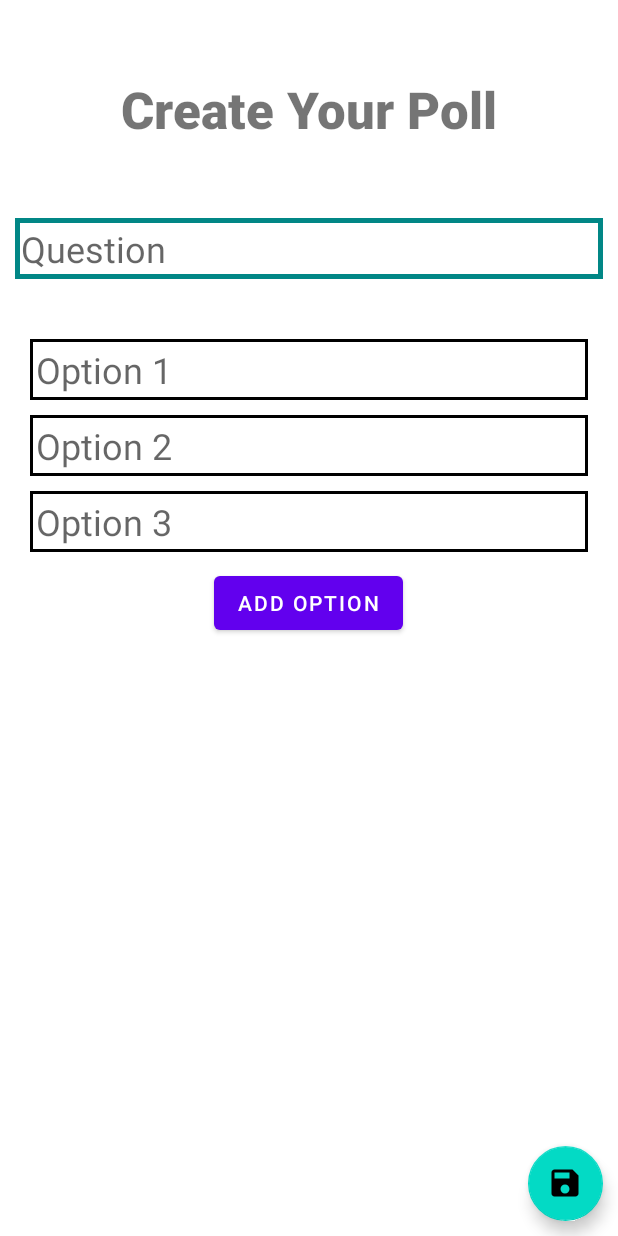
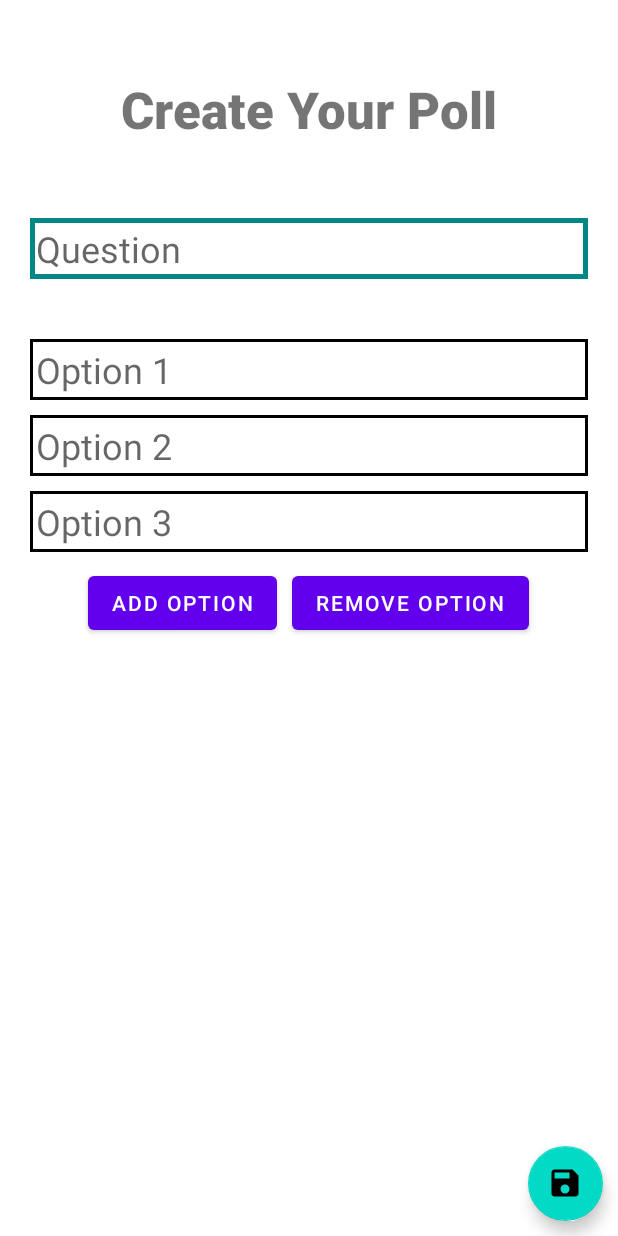
Before and after one commit to rahuladlakha/voting-app, an Android app: the NewPollActivity screen opened directly, with no data from a screen before it, after a tap on "ADD OPTION", on a phone screen of 412 x 824 dp. Run offline under Robolectric (Android 15) with nearby library versions, the light colour scheme and no system bars.

Commit message:
Added removeOptionButton in newPollActivity. Also made a few improvements in the previous layout of newPollActivity.

```diff
--- a/app/src/main/java/com/rahul/votingapp/NewPollActivity.java
+++ b/app/src/main/java/com/rahul/votingapp/NewPollActivity.java
@@ -13,7 +13,7 @@ import android.widget.EditText;
 import android.widget.Toast;
 
 public class NewPollActivity extends AppCompatActivity {
-    Button btnAddOption;
+    Button btnAddOption, btnRemoveOption;
     EditText Option[] = new EditText[11];
     Integer optionCount = 2;
 
@@ -23,6 +23,7 @@ public class NewPollActivity extends AppCompatActivity {
         setContentView(R.layout.activity_new_poll);
         getSupportActionBar().hide();
         btnAddOption = findViewById(R.id.btnAddOption);
+        btnRemoveOption = findViewById(R.id.btnRemoveOption);
         Option[1] = findViewById(R.id.eTOption1);
         Option[2] = findViewById(R.id.eTOption2);
         Option[3] = findViewById(R.id.eTOption3);
@@ -36,11 +37,18 @@ public class NewPollActivity extends AppCompatActivity {
         btnAddOption.setOnClickListener(new View.OnClickListener() {
             @Override
             public void onClick(View view) {
-                if (++optionCount > 10){
-                    Toast.makeText(NewPollActivity.this, "A maximum of 10 options are allowed !", Toast.LENGTH_SHORT).show();
-                    return;
-                }
-                Option[optionCount].setVisibility(View.VISIBLE);
+                Option[++optionCount].setVisibility(View.VISIBLE);
+                if (optionCount > 2) btnRemoveOption.setEnabled(true);
+                if (optionCount >= 10) btnAddOption.setEnabled(false);
+            }
+        });
+        btnRemoveOption.setOnClickListener(new View.OnClickListener() {
+            @Override
+            public void onClick(View view) {
+                Option[optionCount--].setVisibility(View.GONE);
+                if (optionCount < 10) btnAddOption.setEnabled(true);
+                if (optionCount <= 2) btnRemoveOption.setEnabled(false);
+
             }
         });
         findViewById(R.id.fabSavePoll).setOnClickListener(new View.OnClickListener() {
--- a/app/src/main/res/layout/activity_new_poll.xml
+++ b/app/src/main/res/layout/activity_new_poll.xml
@@ -24,11 +24,14 @@
         android:layout_width="match_parent"
         android:layout_height="wrap_content"
         android:layout_marginHorizontal="10dp"
+        android:layout_marginStart="20dp"
         android:layout_marginTop="50dp"
+        android:layout_marginEnd="20dp"
         android:background="@drawable/edittext_layout"
         android:ems="10"
         android:hint="Question"
-        android:inputType="textPersonName"
+        android:inputType="textMultiLine"
+        android:maxLines="4"
         android:padding="4dp"
         android:textSize="24sp"
         app:layout_constraintEnd_toEndOf="parent"
@@ -37,6 +40,7 @@
         app:layout_constraintTop_toBottomOf="@+id/textView" />
 
     <ScrollView
+        android:id="@+id/scrollView2"
         android:layout_width="match_parent"
         android:layout_height="0dp"
         android:layout_margin="10dp"
@@ -60,13 +64,13 @@
                 android:layout_width="match_parent"
                 android:layout_height="wrap_content"
                 android:layout_marginBottom="10dp"
+                android:background="@drawable/edittext_layout"
                 android:ems="10"
                 android:hint="Option 1"
+                android:inputType="textPersonName"
                 android:padding="4dp"
+                android:tag="1"
                 android:textSize="24sp"
-                android:background="@drawable/edittext_layout"
-                android:inputType="textPersonName"
-                android:tag="1"
                 app:layout_constraintEnd_toEndOf="parent"
                 app:layout_constraintHorizontal_bias="0.5"
                 app:layout_constraintStart_toStartOf="parent" />
@@ -76,13 +80,13 @@
                 android:layout_width="match_parent"
                 android:layout_height="wrap_content"
                 android:layout_marginBottom="10dp"
+                android:background="@drawable/edittext_layout"
                 android:ems="10"
                 android:hint="Option 2"
+                android:inputType="textPersonName"
                 android:padding="4dp"
+                android:tag="2"
                 android:textSize="24sp"
-                android:background="@drawable/edittext_layout"
-                android:inputType="textPersonName"
-                android:tag="2"
                 app:layout_constraintEnd_toEndOf="parent"
                 app:layout_constraintHorizontal_bias="0.5"
                 app:layout_constraintStart_toStartOf="parent" />
@@ -92,13 +96,13 @@
                 android:layout_width="match_parent"
                 android:layout_height="wrap_content"
                 android:layout_marginBottom="10dp"
+                android:background="@drawable/edittext_layout"
                 android:ems="10"
                 android:hint="Option 3"
+                android:inputType="textPersonName"
                 android:padding="4dp"
+                android:tag="3"
                 android:textSize="24sp"
-                android:background="@drawable/edittext_layout"
-                android:inputType="textPersonName"
-                android:tag="3"
                 android:visibility="gone"
                 app:layout_constraintEnd_toEndOf="parent"
                 app:layout_constraintHorizontal_bias="0.5"
@@ -109,13 +113,13 @@
                 android:layout_width="match_parent"
                 android:layout_height="wrap_content"
                 android:layout_marginBottom="10dp"
+                android:background="@drawable/edittext_layout"
                 android:ems="10"
                 android:hint="Option 4"
+                android:inputType="textPersonName"
                 android:padding="4dp"
+                android:tag="4"
                 android:textSize="24sp"
-                android:background="@drawable/edittext_layout"
-                android:inputType="textPersonName"
-                android:tag="4"
                 android:visibility="gone"
                 app:layout_constraintEnd_toEndOf="parent"
                 app:layout_constraintHorizontal_bias="0.5"
@@ -126,13 +130,13 @@
                 android:layout_width="match_parent"
                 android:layout_height="wrap_content"
                 android:layout_marginBottom="10dp"
+                android:background="@drawable/edittext_layout"
                 android:ems="10"
                 android:hint="Option 5"
+                android:inputType="textPersonName"
                 android:padding="4dp"
+                android:tag="5"
                 android:textSize="24sp"
-                android:background="@drawable/edittext_layout"
-                android:inputType="textPersonName"
-                android:tag="5"
                 android:visibility="gone"
                 app:layout_constraintEnd_toEndOf="parent"
                 app:layout_constraintHorizontal_bias="0.5"
@@ -143,13 +147,13 @@
                 android:layout_width="match_parent"
                 android:layout_height="wrap_content"
                 android:layout_marginBottom="10dp"
+                android:background="@drawable/edittext_layout"
                 android:ems="10"
                 android:hint="Option 6"
+                android:inputType="textPersonName"
                 android:padding="4dp"
+                android:tag="6"
                 android:textSize="24sp"
-                android:background="@drawable/edittext_layout"
-                android:inputType="textPersonName"
-                android:tag="6"
                 android:visibility="gone"
                 app:layout_constraintEnd_toEndOf="parent"
                 app:layout_constraintHorizontal_bias="0.5"
@@ -160,13 +164,13 @@
                 android:layout_width="match_parent"
                 android:layout_height="wrap_content"
                 android:layout_marginBottom="10dp"
+                android:background="@drawable/edittext_layout"
                 android:ems="10"
                 android:hint="Option 7"
+                android:inputType="textPersonName"
                 android:padding="4dp"
+                android:tag="7"
                 android:textSize="24sp"
-                android:background="@drawable/edittext_layout"
-                android:inputType="textPersonName"
-                android:tag="7"
                 android:visibility="gone"
                 app:layout_constraintEnd_toEndOf="parent"
                 app:layout_constraintHorizontal_bias="0.5"
@@ -177,13 +181,13 @@
                 android:layout_width="match_parent"
                 android:layout_height="wrap_content"
                 android:layout_marginBottom="10dp"
+                android:background="@drawable/edittext_layout"
                 android:ems="10"
                 android:hint="Option 8"
+                android:inputType="textPersonName"
                 android:padding="4dp"
+                android:tag="8"
                 android:textSize="24sp"
-                android:background="@drawable/edittext_layout"
-                android:inputType="textPersonName"
-                android:tag="8"
                 android:visibility="gone"
                 app:layout_constraintEnd_toEndOf="parent"
                 app:layout_constraintHorizontal_bias="0.5"
@@ -194,13 +198,13 @@
                 android:layout_width="match_parent"
                 android:layout_height="wrap_content"
                 android:layout_marginBottom="10dp"
+                android:background="@drawable/edittext_layout"
                 android:ems="10"
                 android:hint="Option 9"
+                android:inputType="textPersonName"
                 android:padding="4dp"
+                android:tag="9"
                 android:textSize="24sp"
-                android:background="@drawable/edittext_layout"
-                android:inputType="textPersonName"
-                android:tag="9"
                 android:visibility="gone"
                 app:layout_constraintEnd_toEndOf="parent"
                 app:layout_constraintHorizontal_bias="0.5"
@@ -211,22 +215,29 @@
                 android:layout_width="match_parent"
                 android:layout_height="wrap_content"
                 android:layout_marginBottom="10dp"
+                android:background="@drawable/edittext_layout"
                 android:ems="10"
                 android:hint="Option 10"
+                android:inputType="textPersonName"
                 android:padding="4dp"
+                android:tag="10"
                 android:textSize="24sp"
-                android:background="@drawable/edittext_layout"
-                android:inputType="textPersonName"
-                android:tag="10"
                 android:visibility="gone"
                 app:layout_constraintEnd_toEndOf="parent"
                 app:layout_constraintHorizontal_bias="0.5"
                 app:layout_constraintStart_toStartOf="parent" />
 
+            <LinearLayout
+                android:layout_width="match_parent"
+                android:layout_height="match_parent"
+                android:gravity="center_horizontal"
+                android:orientation="horizontal">
+
                 <Button
                     android:id="@+id/btnAddOption"
                     android:layout_width="wrap_content"
                     android:layout_height="wrap_content"
+                    android:layout_marginRight="10dp"
                     android:layout_marginBottom="10dp"
                     android:text="Add Option"
                     app:layout_constraintBottom_toBottomOf="parent"
@@ -234,6 +245,20 @@
                     app:layout_constraintHorizontal_bias="0.5"
                     app:layout_constraintStart_toStartOf="parent"
                     app:layout_constraintTop_toBottomOf="@+id/linearLayout" />
+
+                <Button
+                    android:id="@+id/btnRemoveOption"
+                    android:layout_width="wrap_content"
+                    android:layout_height="wrap_content"
+                    android:layout_marginBottom="10dp"
+                    android:enabled="false"
+                    android:text="Remove Option"
+                    app:layout_constraintBottom_toBottomOf="parent"
+                    app:layout_constraintEnd_toEndOf="parent"
+                    app:layout_constraintHorizontal_bias="0.5"
+                    app:layout_constraintStart_toStartOf="parent"
+                    app:layout_constraintTop_toBottomOf="@+id/linearLayout" />
+            </LinearLayout>
 
         </LinearLayout>
     </ScrollView>
```
Lines whose indentation alone changed are shown as unchanged.
